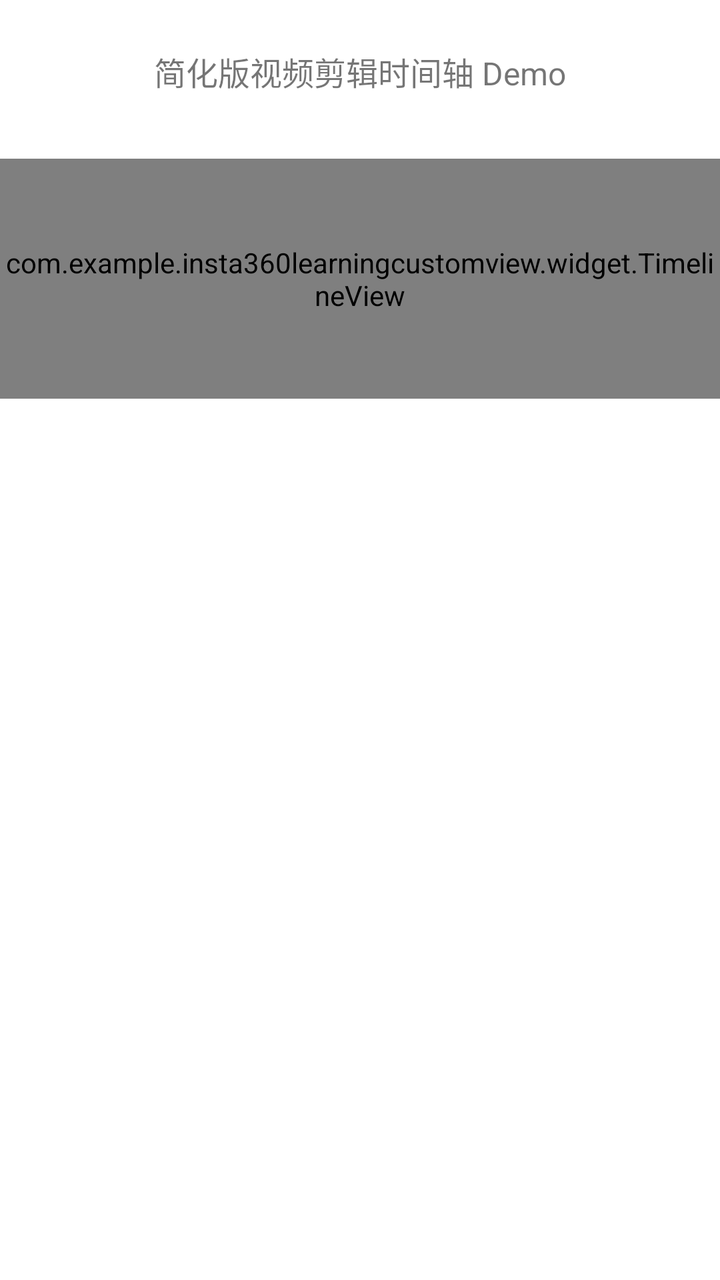
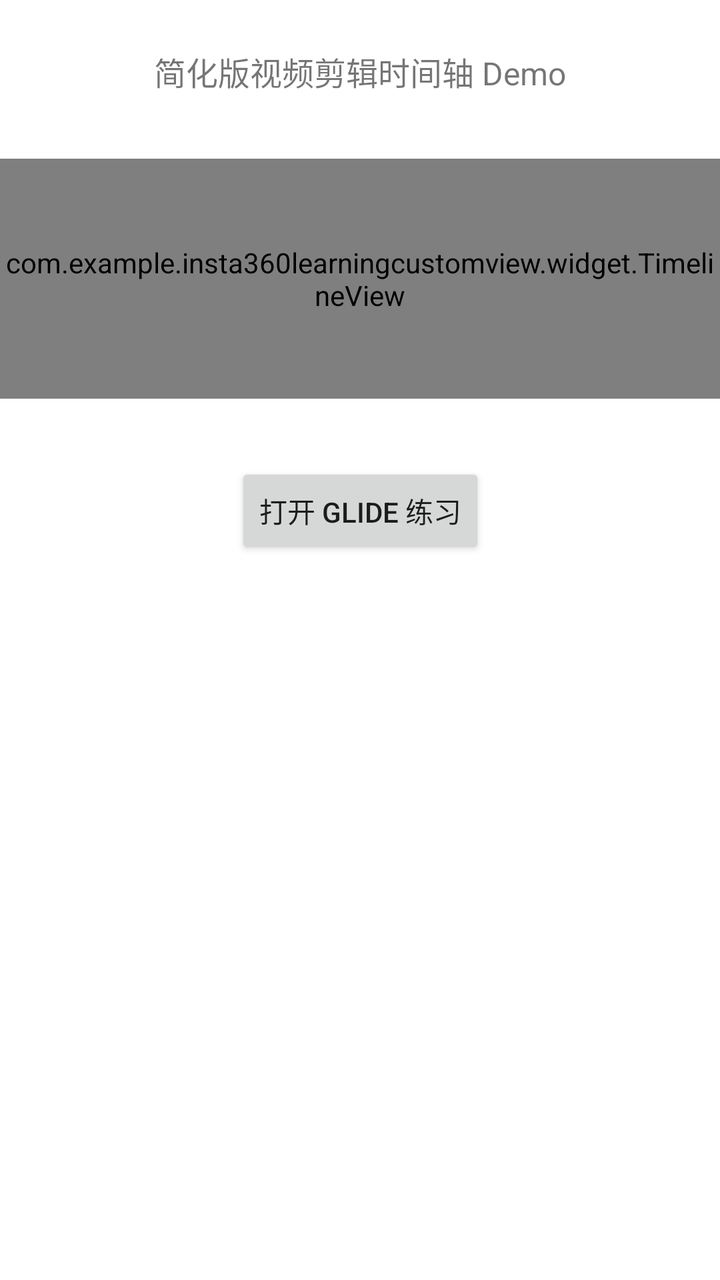

An Android layout rendered at two revisions. The XML below is the earlier revision; the diff shows what the commit changed to produce the second picture.
<!-- AndroidManifest.xml: activity theme Theme.Insta360LearningCustomView -->
<!-- res/layout/activity_main.xml -->
<?xml version="1.0" encoding="utf-8"?>
<androidx.constraintlayout.widget.ConstraintLayout
    xmlns:android="http://schemas.android.com/apk/res/android"
    xmlns:app="http://schemas.android.com/apk/res-auto"
    android:layout_width="match_parent"
    android:layout_height="match_parent"
    android:background="@android:color/white">

    <TextView
        android:id="@+id/tvHint"
        android:layout_width="wrap_content"
        android:layout_height="wrap_content"
        android:layout_marginTop="24dp"
        android:text="简化版视频剪辑时间轴 Demo"
        android:textSize="16sp"
        app:layout_constraintTop_toTopOf="parent"
        app:layout_constraintStart_toStartOf="parent"
        app:layout_constraintEnd_toEndOf="parent" />

    
    <com.example.insta360learningcustomview.widget.TimelineView
        android:id="@+id/timelineView"
        android:layout_width="match_parent"
        android:layout_height="120dp"
        android:background="@color/timeline_bg"
        app:layout_constraintTop_toBottomOf="@id/tvHint"
        app:layout_constraintStart_toStartOf="parent"
        app:layout_constraintEnd_toEndOf="parent"
        android:layout_marginTop="32dp" />

</androidx.constraintlayout.widget.ConstraintLayout>
<!-- resources referenced by this layout -->
<resources>
  <color name="timeline_bg">#FFEEEEEE</color>
  <style name="Theme.Insta360LearningCustomView" parent="Theme.MaterialComponents.Light.NoActionBar" />
</resources>

<!-- the commit's change to res/layout/activity_main.xml (unified diff, before → after) -->
@@ -28,4 +28,14 @@
         app:layout_constraintEnd_toEndOf="parent"
         android:layout_marginTop="32dp" />
 
+    <Button
+        android:id="@+id/btnGlideDemo"
+        android:layout_width="wrap_content"
+        android:layout_height="wrap_content"
+        android:layout_marginTop="32dp"
+        android:text="打开 Glide 练习"
+        app:layout_constraintTop_toBottomOf="@id/timelineView"
+        app:layout_constraintStart_toStartOf="parent"
+        app:layout_constraintEnd_toEndOf="parent" />
+
 </androidx.constraintlayout.widget.ConstraintLayout>
